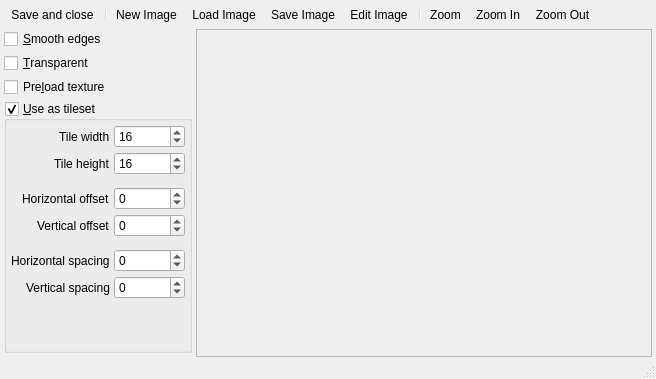
enigma-dev/RadialGM, file Editors/BackgroundEditor.ui: the form before one commit.
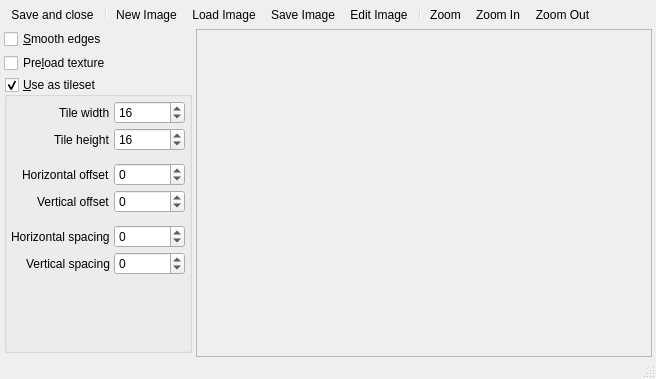
The form after the commit. Icons and pictures are not drawn. Custom widgets are drawn as their Qt base class.

Commit message: we're deprecating the old style transparent option from GM6

The edit to the form file:
```diff
--- a/Editors/BackgroundEditor.ui
+++ b/Editors/BackgroundEditor.ui
@@ -115,13 +115,6 @@
          </property>
         </widget>
        </item>
-       <item>
-        <widget class="QCheckBox" name="transparentCheckBox">
-         <property name="text">
-          <string>&amp;Transparent</string>
-         </property>
-        </widget>
-       </item>
        <item>
         <widget class="QCheckBox" name="preloadCheckBox">
          <property name="text">
```
The commit also changes 3 other files.
